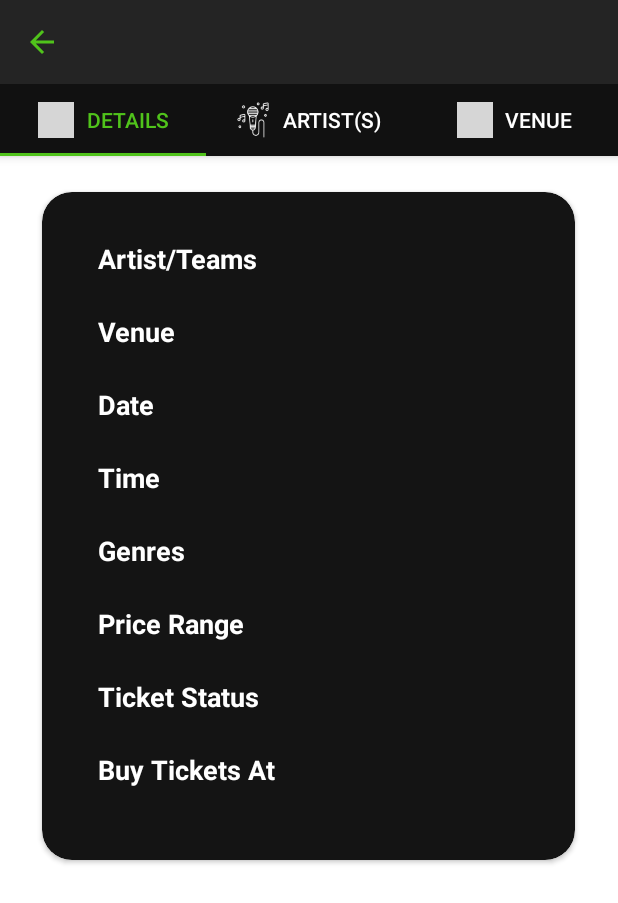
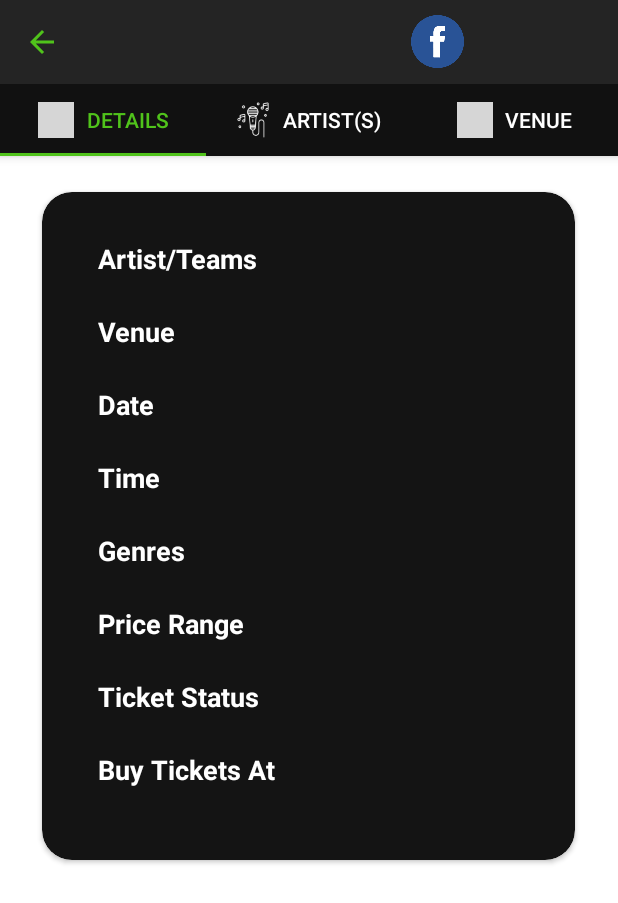
Before and after one commit to javy1022/javy1022.github.io, an Android app built with Jetpack Compose: the DetailsFragment screen opened directly, with no data from a screen before it, on a phone screen of 412 x 824 dp. Shown: the top 903 px of the screen. Run offline under Robolectric (Android 15) with nearby library versions, the phone set to English and light mode, and no system bars; our stand-ins replace Volley; network calls fail; pictures from the network do not load; grey boxes are pictures that could not be loaded.

Commit message:
implement fb share"

```diff
--- a/HW9/app/src/main/res/layout/activity_event_details.xml
+++ b/HW9/app/src/main/res/layout/activity_event_details.xml
@@ -39,6 +39,17 @@
                 android:textSize="20sp"
                 android:textStyle="bold"/>
 
+            <ImageButton
+                android:id="@+id/facebook"
+                android:layout_width="35dp"
+                android:layout_height="35dp"
+                android:layout_marginStart="70dp"
+                android:background="@android:color/transparent"
+                android:contentDescription="Facebook Share Icon"
+                android:src="@drawable/facebook"
+                android:scaleType="fitCenter" />
+
+
         </androidx.appcompat.widget.Toolbar>
 
         <com.google.android.material.tabs.TabLayout
```
Also changed, not shown: HW9/app/src/main/java/com/example/hw9/ui/main/EventDetailsActivity/tabs/DetailsFragment.java (+18 -2 lines), HW9/app/src/main/res/drawable/facebook.png (added).
